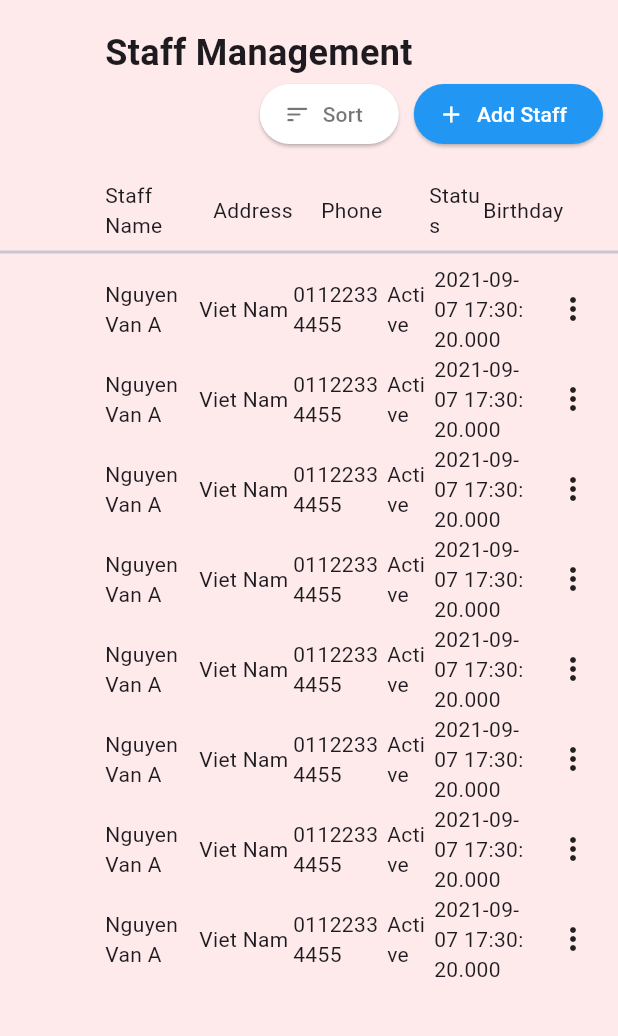
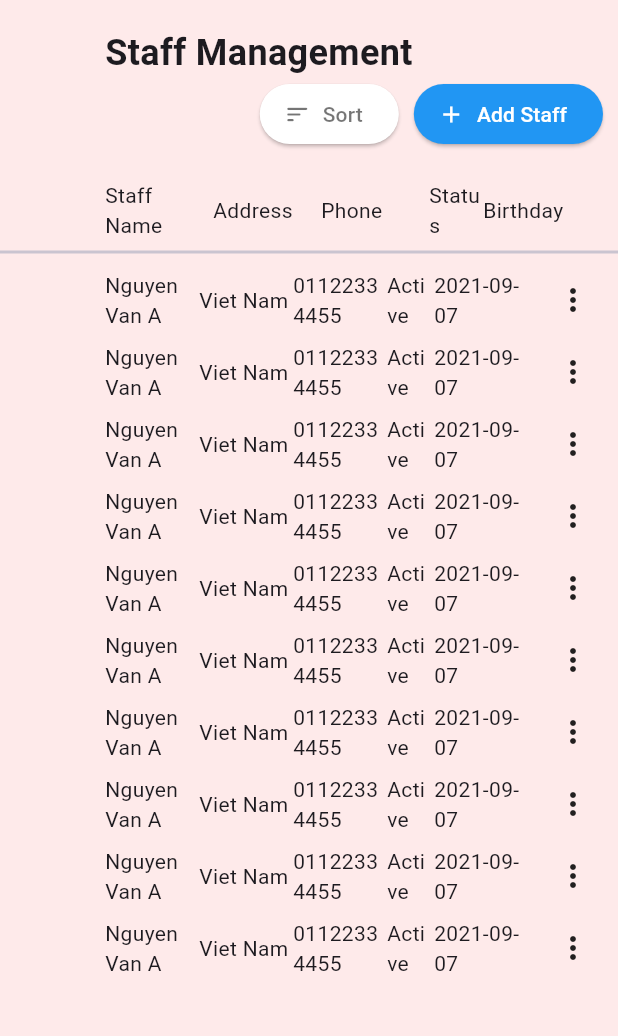
Before and after one commit to Tan2DK/Doctor-Pet, a Flutter app: the StaffView screen opened by its route, on a phone screen of 412 x 824 dp, the part 96-1132 px from its top. Run offline on Flutter 3.47's test engine with Material 3 defaults, Android fonts, the phone set to English and light mode, and no system bars; our stand-ins replace flutter_easyloading, get; missing offline and left inert: dart:html.

Commit message:
tao pull request

```diff
--- a/packages/doctor_pet/lib/views/clinic_manager/invoice_report/invoice_report_view.dart
+++ b/packages/doctor_pet/lib/views/clinic_manager/invoice_report/invoice_report_view.dart
@@ -92,7 +92,7 @@ class InvoiceReportView extends GetView<InvoiceReportController> {
                               name: dataInvoiceReport[index].cost.toString(),
                               flex: 2),
                           DataTitleModel(
-                              name: dataInvoiceReport[index].day.toString(),
+                              name: dataInvoiceReport[index].day.toString().substring(0,11),
                               flex: 5),
                           DataTitleModel(
                               name: dataInvoiceReport[index].prescription,
--- a/packages/doctor_pet/lib/views/clinic_manager/staff/staff_controller.dart
+++ b/packages/doctor_pet/lib/views/clinic_manager/staff/staff_controller.dart
@@ -147,7 +147,6 @@ class StaffController extends GetxController {
     ];
 
   void showEditDialog(BuildContext context, staff staff) {
-    // Implement logic to show edit medicine dialog
     DateTime dateTime = DateTime(2024);
     showDialog(
       context: context,
@@ -163,7 +162,7 @@ class StaffController extends GetxController {
                   keyboardType: TextInputType.text,
                   style: TextStyle(fontSize: 15),
                   decoration: InputDecoration(
-                      hintText: ('dasda'),
+                      hintText: (''),
                       labelText: 'Staff Name',
                       border: OutlineInputBorder(
                           borderRadius: BorderRadius.circular(10))),
--- a/packages/doctor_pet/lib/views/clinic_manager/staff/staff_view.dart
+++ b/packages/doctor_pet/lib/views/clinic_manager/staff/staff_view.dart
@@ -98,7 +98,7 @@ class StaffView extends GetView<StaffController> {
                                 name: data[index].phone.toString(), flex: 4),
                             DataTitleModel(name: data[index].status, flex: 2),
                             DataTitleModel(
-                                name: data[index].birthday.toString(), flex: 4),
+                                name: data[index].birthday.toString().substring(0,11), flex: 4),
                           ],
                         ),
                       ),
```
Also changed, not shown: packages/doctor_pet/lib/views/clinic_manager/invoice_report/invoicereport_binding.dart (deleted, +0 -9 lines), packages/doctor_pet/lib/views/clinic_manager/medicine/medicine_view.dart (+1 -11 lines).
